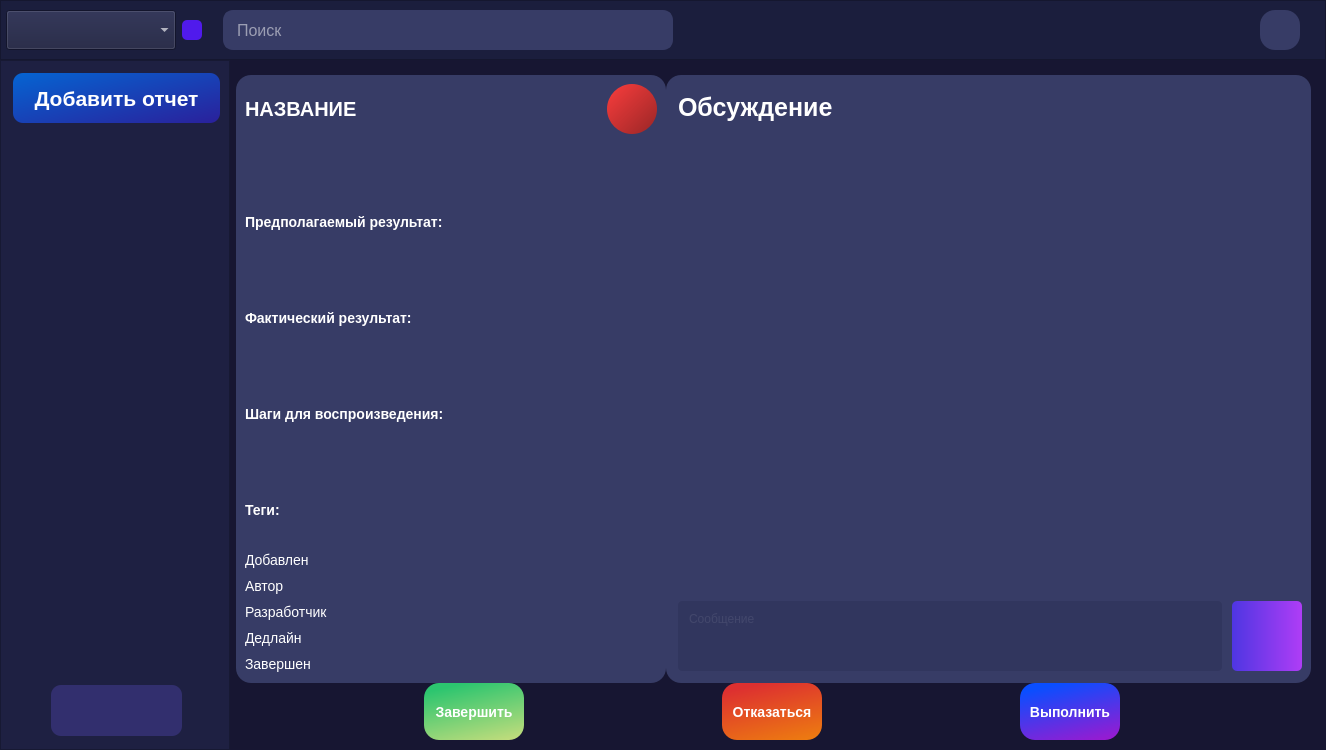
First picture: the form in interfaces/bug_page.ui, repository ArtShibaev/Bugtracker, before the edit.
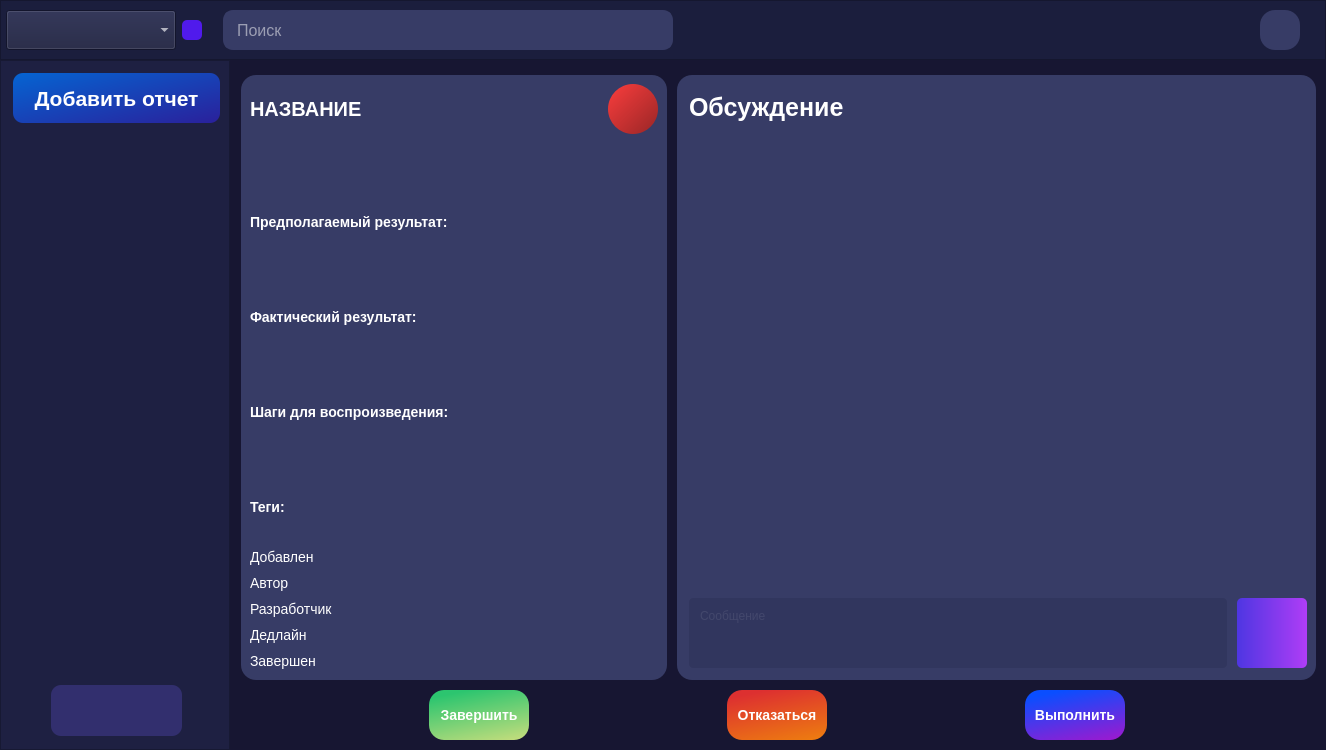
Second picture: the form after the edit.

Commit message: Подправлен интерфейс страницы бага

```diff
--- a/interfaces/bug_page.ui
+++ b/interfaces/bug_page.ui
@@ -539,11 +539,17 @@
     </item>
     <item row="1" column="1">
      <layout class="QGridLayout" name="gridLayout" rowstretch="1,2">
+      <property name="leftMargin">
+       <number>5</number>
+      </property>
       <property name="topMargin">
        <number>15</number>
       </property>
       <property name="rightMargin">
-       <number>15</number>
+       <number>10</number>
+      </property>
+      <property name="spacing">
+       <number>10</number>
       </property>
       <item row="1" column="0">
        <layout class="QVBoxLayout" name="verticalLayout_5">
@@ -1075,7 +1081,7 @@
                  <rect>
                   <x>0</x>
                   <y>0</y>
-                  <width>605</width>
+                  <width>617</width>
                   <height>269</height>
                  </rect>
                 </property>
```
Left out of the diff: 2 changed lines with no effect on the pictures.
